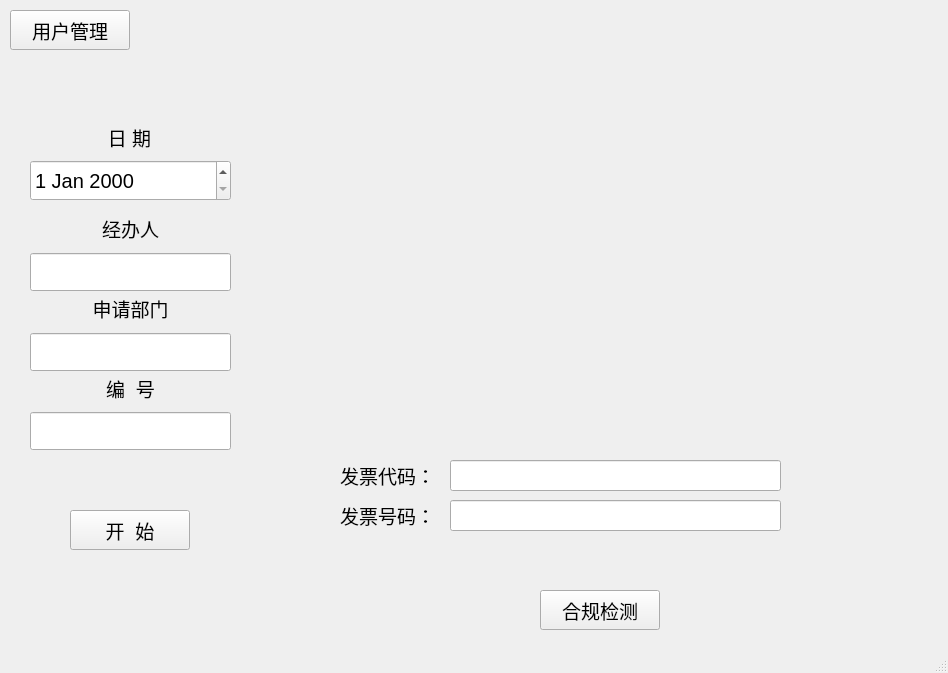
First picture: the form in mainwindow.ui, repository czhc001/Qt-Project-FAPIAO, before the edit.
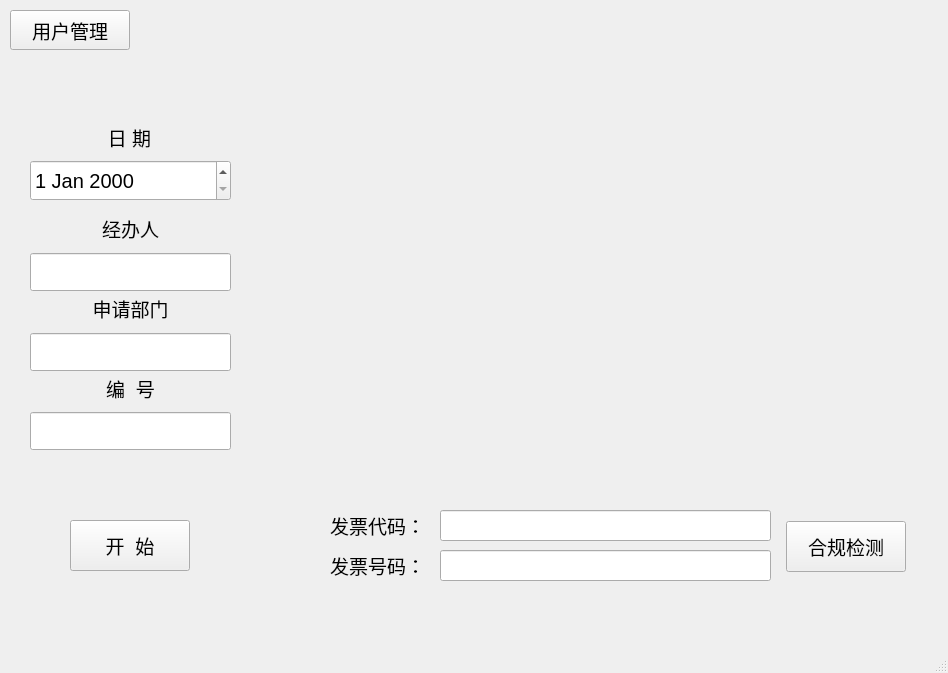
Second picture: the form after the edit. Icons and pictures are not drawn.

The edit to the form file:
```diff
--- a/mainwindow.ui
+++ b/mainwindow.ui
@@ -113,9 +113,9 @@
     <property name="geometry">
      <rect>
       <x>70</x>
-      <y>510</y>
+      <y>520</y>
       <width>120</width>
-      <height>40</height>
+      <height>51</height>
      </rect>
     </property>
     <property name="font">
@@ -130,8 +130,8 @@
    <widget class="QLabel" name="label_invoicecode">
     <property name="geometry">
      <rect>
-      <x>340</x>
-      <y>460</y>
+      <x>330</x>
+      <y>510</y>
       <width>101</width>
       <height>31</height>
      </rect>
@@ -148,8 +148,8 @@
    <widget class="QLabel" name="label_invoiceno">
     <property name="geometry">
      <rect>
-      <x>340</x>
-      <y>500</y>
+      <x>330</x>
+      <y>550</y>
       <width>101</width>
       <height>31</height>
      </rect>
@@ -294,8 +294,8 @@
    <widget class="QLineEdit" name="lineEdit_coderesult">
     <property name="geometry">
      <rect>
-      <x>450</x>
-      <y>460</y>
+      <x>440</x>
+      <y>510</y>
       <width>331</width>
       <height>31</height>
      </rect>
@@ -309,8 +309,8 @@
    <widget class="QLineEdit" name="lineEdit_noresult">
     <property name="geometry">
      <rect>
-      <x>450</x>
-      <y>500</y>
+      <x>440</x>
+      <y>550</y>
       <width>331</width>
       <height>31</height>
      </rect>
@@ -324,10 +324,10 @@
    <widget class="QPushButton" name="Button_check">
     <property name="geometry">
      <rect>
-      <x>540</x>
-      <y>590</y>
+      <x>786</x>
+      <y>521</y>
       <width>120</width>
-      <height>40</height>
+      <height>51</height>
      </rect>
     </property>
     <property name="font">
@@ -339,30 +339,6 @@
      <string>合规检测</string>
     </property>
    </widget>
-   <widget class="QLabel" name="label_result">
-    <property name="geometry">
-     <rect>
-      <x>450</x>
-      <y>540</y>
-      <width>331</width>
-      <height>31</height>
-     </rect>
-    </property>
-    <property name="font">
-     <font>
-      <pointsize>14</pointsize>
-     </font>
-    </property>
-    <property name="styleSheet">
-     <string notr="true">color: rgb(255, 0, 0);</string>
-    </property>
-    <property name="text">
-     <string/>
-    </property>
-    <property name="alignment">
-     <set>Qt::AlignCenter</set>
-    </property>
-   </widget>
    <widget class="QLabel" name="label_hint">
     <property name="geometry">
      <rect>
@@ -387,6 +363,93 @@
      <set>Qt::AlignCenter</set>
     </property>
    </widget>
+   <widget class="QLabel" name="label_result">
+    <property name="geometry">
+     <rect>
+      <x>440</x>
+      <y>590</y>
+      <width>331</width>
+      <height>31</height>
+     </rect>
+    </property>
+    <property name="font">
+     <font>
+      <pointsize>17</pointsize>
+     </font>
+    </property>
+    <property name="text">
+     <string/>
+    </property>
+    <property name="alignment">
+     <set>Qt::AlignCenter</set>
+    </property>
+   </widget>
+   <widget class="QLabel" name="label_no_0">
+    <property name="geometry">
+     <rect>
+      <x>506</x>
+      <y>460</y>
+      <width>41</width>
+      <height>31</height>
+     </rect>
+    </property>
+    <property name="font">
+     <font>
+      <pointsize>17</pointsize>
+     </font>
+    </property>
+    <property name="text">
+     <string/>
+    </property>
+    <property name="alignment">
+     <set>Qt::AlignCenter</set>
+    </property>
+   </widget>
+   <widget class="QLabel" name="label_no">
+    <property name="geometry">
+     <rect>
+      <x>563</x>
+      <y>459</y>
+      <width>81</width>
+      <height>31</height>
+     </rect>
+    </property>
+    <property name="font">
+     <font>
+      <family>微软雅黑</family>
+      <pointsize>17</pointsize>
+      <weight>75</weight>
+      <bold>true</bold>
+     </font>
+    </property>
+    <property name="text">
+     <string/>
+    </property>
+    <property name="alignment">
+     <set>Qt::AlignCenter</set>
+    </property>
+   </widget>
+   <widget class="QLabel" name="label_no_1">
+    <property name="geometry">
+     <rect>
+      <x>660</x>
+      <y>460</y>
+      <width>41</width>
+      <height>31</height>
+     </rect>
+    </property>
+    <property name="font">
+     <font>
+      <pointsize>17</pointsize>
+     </font>
+    </property>
+    <property name="text">
+     <string/>
+    </property>
+    <property name="alignment">
+     <set>Qt::AlignCenter</set>
+    </property>
+   </widget>
   </widget>
   <widget class="QStatusBar" name="statusbar"/>
  </widget>
```
